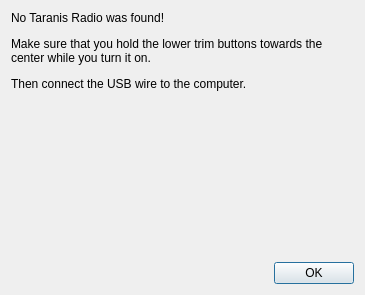
opentx/opentx, file companion/src/taranisnotfound.ui: the form before one commit.
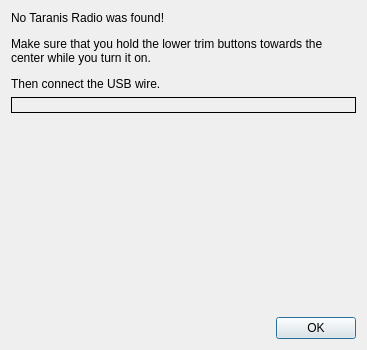
The form after the commit. Icons and pictures are not drawn.

Commit message: Dialog adjustments to "Taranis Not Found Dialog"

The edit to the form file:
```diff
--- a/companion/src/taranisnotfound.ui
+++ b/companion/src/taranisnotfound.ui
@@ -6,10 +6,28 @@
    <rect>
     <x>0</x>
     <y>0</y>
-    <width>365</width>
-    <height>295</height>
+    <width>367</width>
+    <height>350</height>
    </rect>
   </property>
+  <property name="sizePolicy">
+   <sizepolicy hsizetype="Fixed" vsizetype="Fixed">
+    <horstretch>0</horstretch>
+    <verstretch>0</verstretch>
+   </sizepolicy>
+  </property>
+  <property name="minimumSize">
+   <size>
+    <width>367</width>
+    <height>350</height>
+   </size>
+  </property>
+  <property name="maximumSize">
+   <size>
+    <width>367</width>
+    <height>350</height>
+   </size>
+  </property>
   <property name="windowTitle">
    <string>No Taranis Radio Found</string>
   </property>
@@ -19,7 +37,7 @@
      <item>
       <widget class="QLabel" name="label">
        <property name="text">
-        <string>&lt;html&gt;&lt;head/&gt;&lt;body&gt;&lt;p&gt;No Taranis Radio was found!&lt;/p&gt;&lt;p&gt;Make sure that you hold the lower trim buttons towards the center while you turn it on.&lt;/p&gt;&lt;p&gt;Then connect the USB wire to the computer.&lt;/p&gt;&lt;/body&gt;&lt;/html&gt;</string>
+        <string>&lt;html&gt;&lt;head/&gt;&lt;body&gt;&lt;p&gt;No Taranis Radio was found!&lt;/p&gt;&lt;p&gt;Make sure that you hold the lower trim buttons towards the center while you turn it on.&lt;/p&gt;&lt;p&gt;Then connect the USB wire.&lt;/p&gt;&lt;/body&gt;&lt;/html&gt;</string>
        </property>
        <property name="textFormat">
         <enum>Qt::RichText</enum>
@@ -40,6 +58,9 @@
          <verstretch>0</verstretch>
         </sizepolicy>
        </property>
+       <property name="frameShape">
+        <enum>QFrame::Box</enum>
+       </property>
        <property name="text">
         <string/>
        </property>
@@ -50,7 +71,7 @@
      </item>
     </layout>
    </item>
-   <item row="1" column="0">
+   <item row="2" column="0">
     <layout class="QHBoxLayout" name="horizontalLayout">
      <item>
       <spacer name="horizontalSpacer">
@@ -74,6 +95,19 @@
      </item>
     </layout>
    </item>
+   <item row="1" column="0">
+    <spacer name="verticalSpacer">
+     <property name="orientation">
+      <enum>Qt::Vertical</enum>
+     </property>
+     <property name="sizeHint" stdset="0">
+      <size>
+       <width>20</width>
+       <height>40</height>
+      </size>
+     </property>
+    </spacer>
+   </item>
   </layout>
  </widget>
  <resources>
```
The commit also changes 2 other files.
